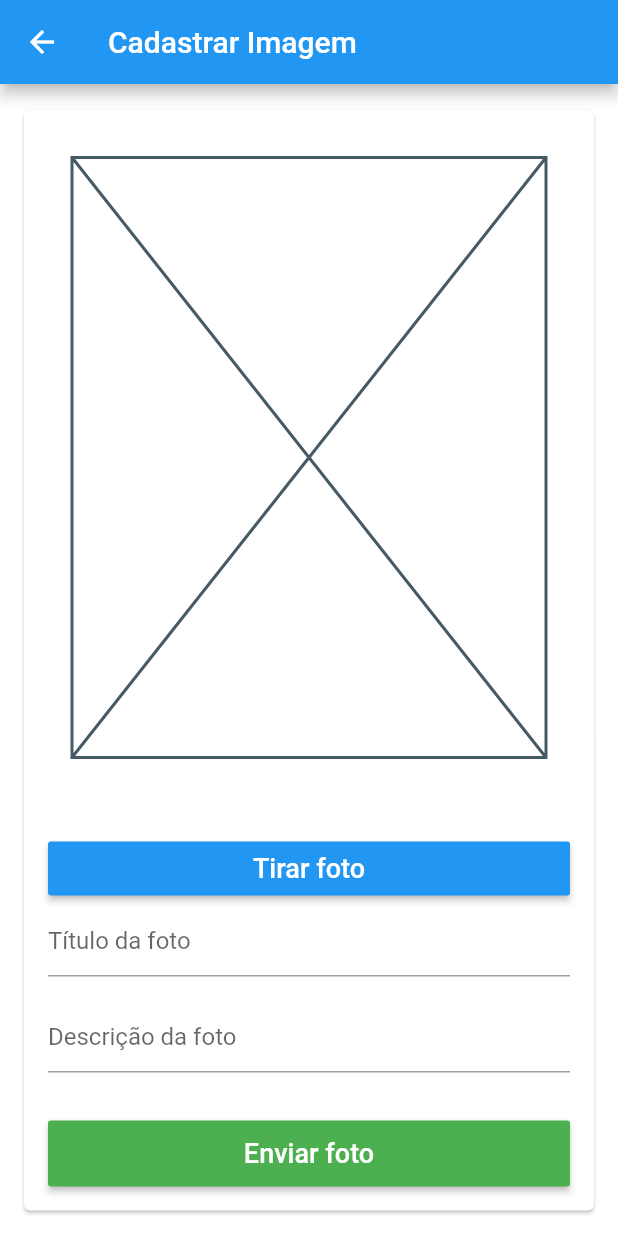
After one commit to Ysr7/Images.appFlutter, a Flutter app: the RegisterImageScreen screen opened by its route, after a tap on "Tirar foto", on a phone screen of 412 x 824 dp. The commit adds this screen. Run offline on Flutter 3.47's test engine with Material 2 defaults, Android fonts, the phone set to English and light mode, and no system bars; our stand-ins replace carousel_pro, dio, image_picker; missing offline and left inert: image_size_getter; network calls fail.

Commit message:
Criado tela de cadastro de fotos e ajustes no image service

```diff
--- a/lib/main.dart
+++ b/lib/main.dart
@@ -1,4 +1,5 @@
 import 'package:Images_App/models/image.dart';
+import 'package:Images_App/screens/register_image/register_image_screen.dart';
 import 'package:Images_App/services/image_service.dart';
 import 'package:flutter/material.dart';
 import 'screens/home/home_screen.dart';
@@ -26,7 +27,10 @@ class MyApp extends StatelessWidget {
           switch (settings.name) {
             case "/image":
               return MaterialPageRoute(
-                  builder: (_) => ImageScreem(settings.arguments as ImageModel));
+                  builder: (_) =>
+                      ImageScreem(settings.arguments as ImageModel));
+            case "/register_image":
+              return MaterialPageRoute(builder: (_) => RegisterImageScreen());
             case "/home":
             default:
               return MaterialPageRoute(builder: (_) => HomeScreem());
--- a/lib/screens/home/home_screen.dart
+++ b/lib/screens/home/home_screen.dart
@@ -9,6 +9,7 @@ class HomeScreem extends StatelessWidget {
   @override
   Widget build(BuildContext context) {
     return Scaffold(
+      backgroundColor: Colors.white70,
       appBar: AppBar(
         title: Consumer<ImageService>(builder: (_, imageService, __) {
           if (imageService.search.isEmpty) {
@@ -72,7 +73,9 @@ class HomeScreem extends StatelessWidget {
         },
       ),
       floatingActionButton: FloatingActionButton(
-        tooltip: 'Increment',
+        onPressed: () {
+          Navigator.of(context).pushNamed("/register_image");
+        },
         child: Icon(Icons.add),
       ), // This trailing comma makes auto-formatting nicer for build methods.
     );
--- /dev/null
+++ b/lib/screens/register_image/register_image_screen.dart
@@ -0,0 +1,180 @@
+import 'dart:convert';
+import 'dart:io';
+
+import 'package:Images_App/models/image.dart';
+import 'package:Images_App/services/image_service.dart';
+import 'package:flutter/material.dart';
+import 'package:flutter/services.dart';
+import 'package:provider/provider.dart';
+import 'package:image_picker/image_picker.dart';
+import 'package:image_size_getter/file_input.dart';
+import 'package:image_size_getter/image_size_getter.dart';
+
+class RegisterImageScreen extends StatefulWidget {
+  @override
+  _RegisterImageScreen createState() => _RegisterImageScreen();
+}
+
+class _RegisterImageScreen extends State<RegisterImageScreen> {
+  final GlobalKey<FormState> formKey = GlobalKey<FormState>();
+
+  final GlobalKey<ScaffoldState> scaffoldKey = GlobalKey<ScaffoldState>();
+
+  final ImageModel image = ImageModel();
+
+  final picker = ImagePicker();
+
+  File imageFile;
+
+  String sizeImage;
+
+  String imageBase64;
+
+  Future getImage() async {
+    final pickedFile = await picker.getImage(source: ImageSource.camera);
+    setState(() {
+      if (pickedFile != null) {
+        imageFile = File(pickedFile.path);
+
+        sizeImage = ImageSizeGetter.getSize(FileInput(imageFile)) as String;
+
+        List<int> imageBytes = imageFile.readAsBytesSync();
+        imageBase64 = base64Encode(imageBytes);
+      } else {
+        print('No image selected.');
+      }
+    });
+  }
+
+  @override
+  Widget build(BuildContext context) {
+    return Scaffold(
+      backgroundColor: Colors.white70,
+      key: scaffoldKey,
+      appBar: AppBar(
+        title: const Text("Cadastrar Imagem"),
+      ),
+      body: Center(
+        child: Card(
+          margin: const EdgeInsets.symmetric(horizontal: 16, vertical: 8),
+          child: Form(
+              key: formKey,
+              child: Consumer<ImageService>(
+                builder: (_, imageService, __) {
+                  return ListView(
+                    padding: const EdgeInsets.all(16),
+                    shrinkWrap: true,
+                    children: [
+                      placeHolder(),
+                      RaisedButton(
+                        color: Theme.of(context).primaryColor,
+                        disabledColor:
+                            Theme.of(context).primaryColor.withAlpha(100),
+                        textColor: Colors.white,
+                        child: Text(
+                          "Tirar foto",
+                          style: TextStyle(fontSize: 18),
+                        ),
+                        onPressed: () {
+                          getImage();
+                          // _pickImageFromCamera();
+                        },
+                      ),
+                      TextFormField(
+                        decoration:
+                            const InputDecoration(hintText: "Título da foto"),
+                        enabled: !imageService.loading,
+                        validator: (title) {
+                          if (title.isEmpty) {
+                            return "Campo obrigatório";
+                          } else if (title.length <= 5) {
+                            return "Título da foto muito pequeno!";
+                          }
+                          return null;
+                        },
+                        onSaved: (title) => image.descripion = title,
+                      ),
+                      const SizedBox(
+                        height: 16,
+                      ),
+                      TextFormField(
+                        decoration: const InputDecoration(
+                            hintText: "Descrição da foto"),
+                        enabled: !imageService.loading,
+                        keyboardType: TextInputType.emailAddress,
+                        autocorrect: false,
+                        validator: (descripion) {
+                          if (descripion.isEmpty) {
+                            return "Campo obrigatório";
+                          } else if (descripion.length <= 5) {
+                            return "Descrição da foto muito pequeno!";
+                          }
+                          return null;
+                        },
+                        inputFormatters: [
+                          LengthLimitingTextInputFormatter(30),
+                        ],
+                        onSaved: (descripion) => image.descripion = descripion,
+                      ),
+                      const SizedBox(
+                        height: 16,
+                      ),
+                      const SizedBox(
+                        height: 16,
+                      ),
+                      SizedBox(
+                        height: 44,
+                        child: RaisedButton(
+                          color: Colors.green,
+                          disabledColor:
+                              Theme.of(context).primaryColor.withAlpha(100),
+                          textColor: Colors.white,
+                          onPressed: imageService.loading
+                              ? null
+                              : () {
+                                  if (formKey.currentState.validate()) {
+                                    formKey.currentState.save();
+
+                                    imageService.register(
+                                        model: image,
+                                        onSuccess: () {
+                                          Navigator.of(context).pop();
+                                        },
+                                        onFail: (e) {
+                                          scaffoldKey.currentState
+                                              .showSnackBar(SnackBar(
+                                            content:
+                                                Text("Falha ao cadastrar: $e"),
+                                            backgroundColor: Colors.red,
+                                          ));
+                                        });
+                                  }
+                                },
+                          child: imageService.loading
+                              ? const CircularProgressIndicator(
+                                  valueColor:
+                                      AlwaysStoppedAnimation(Colors.white),
+                                )
+                              : const Text(
+                                  "Enviar foto",
+                                  style: TextStyle(fontSize: 18),
+                                ),
+                        ),
+                      )
+                    ],
+                  );
+                },
+              )),
+        ),
+      ),
+    );
+  }
+
+  Widget placeHolder() {
+    return Container(
+      padding: EdgeInsets.fromLTRB(16, 16, 16, 50),
+      child:
+          this.imageFile == null ? Placeholder() : Image.file(this.imageFile),
+    );
+  }
+}
--- a/pubspec.yaml
+++ b/pubspec.yaml
@@ -37,6 +37,8 @@ dev_dependencies:
   provider: ^4.3.2+2
   carousel_pro: ^1.0.0
   intl: ^0.16.1
+  image_picker: ^0.6.7+12
+  image_size_getter: ^0.2.0
 
 # For information on the generic Dart part of this file, see the
 # following page: https://dart.dev/tools/pub/pubspec
```
Also changed, not shown: lib/services/image_service.dart (+14 -4 lines), pubspec.lock.
